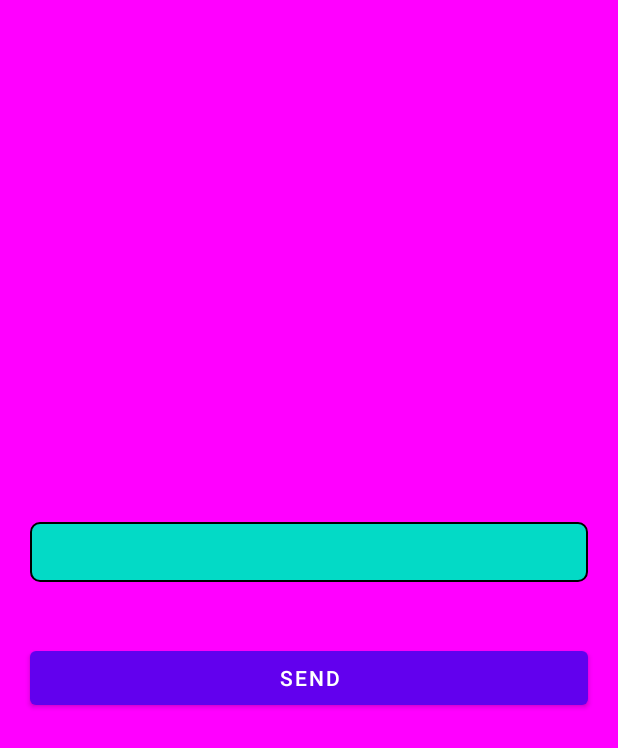
After one commit to Harshit107/CounterApp, an Android app: the ActivitySecond screen opened directly, with no data from a screen before it, on a phone screen of 412 x 824 dp. The commit adds this screen. Shown: the top 748 px of the screen. Run offline under Robolectric (Android 15) with nearby library versions, the phone set to English and light mode, and no system bars.

Commit message:
alert dialogue

```diff
--- /dev/null
+++ b/app/src/main/java/com/harshit/counterapllicatiion/ActivitySecond.java
@@ -0,0 +1,99 @@
+package com.harshit.counterapllicatiion;
+
+import androidx.appcompat.app.AlertDialog;
+import androidx.appcompat.app.AppCompatActivity;
+
+import android.content.DialogInterface;
+import android.content.Intent;
+import android.os.Bundle;
+import android.util.Log;
+import android.view.View;
+import android.widget.Button;
+import android.widget.TextView;
+import android.widget.Toast;
+
+public class ActivitySecond extends AppCompatActivity {
+
+    public static final String TAG = "ActivitySecond";
+
+    TextView tv ;
+    Button send;
+    @Override
+    protected void onCreate(Bundle savedInstanceState) {
+        super.onCreate(savedInstanceState);
+        setContentView(R.layout.activity_second);
+
+        Intent get = getIntent();
+        String message = get.getStringExtra("message");
+
+        tv = findViewById(R.id.input);
+        tv.setText(message);
+        send = findViewById(R.id.send);
+
+//
+//        class One;
+//        somemethod();
+//
+//        new One()
+//                .somemethod();
+
+
+
+        //with object
+//
+//        AlertDialog.Builder alert = new AlertDialog.Builder(ActivitySecond.this);
+//        alert.setMessage(message);
+//        alert.setNegativeButton("Delete for Everyone", new DialogInterface.OnClickListener() {
+//            //method
+//            @Override
+//            public void onClick(DialogInterface dialogInterface, int i) {
+//                //work
+//            }
+//        });
+//        alert.setNeutralButton("Delete for me", new DialogInterface.OnClickListener() {
+//            @Override
+//            public void onClick(DialogInterface dialogInterface, int i) {
+//
+//
+//            }
+//        });
+//        alert.setPositiveButton("cancel", new DialogInterface.OnClickListener() {
+//            @Override
+//            public void onClick(DialogInterface dialogInterface, int i) {
+//                //function
+//            }
+//        });
+//        alert.setIcon(R.drawable.email_24);
+//        alert.setTitle(message);
+//
+//        send.setOnClickListener(new View.OnClickListener() {
+//            @Override
+//            public void onClick(View view) {
+//                alert.create().show();
+//            }
+//        });
+
+
+//        without object
+
+       new AlertDialog.Builder(ActivitySecond.this)
+                .setTitle(message)
+                .setMessage(message)
+                .setPositiveButton("Ok", new DialogInterface.OnClickListener() {
+                    @Override
+                    public void onClick(DialogInterface dialogInterface, int i) {
+
+                    }
+                })
+                .setNeutralButton("cancel", new DialogInterface.OnClickListener() {
+                    @Override
+                    public void onClick(DialogInterface dialogInterface, int i) {
+
+                    }
+                })
+                .create().show();
+
+
+
+    }
+}
--- /dev/null
+++ b/app/src/main/res/drawable/circle_button.xml
@@ -0,0 +1,16 @@
+<?xml version="1.0" encoding="utf-8"?>
+<shape xmlns:android="http://schemas.android.com/apk/res/android">
+
+    <corners
+        android:radius="6dp"
+        />
+    <stroke
+        android:width="1dp"
+        android:color="@color/black"
+        />
+    <solid
+        android:color="@color/design_default_color_secondary"
+        />
+
+
+</shape>
--- a/app/src/main/res/layout/activity_calculator.xml
+++ b/app/src/main/res/layout/activity_calculator.xml
@@ -111,7 +111,7 @@
            android:id="@+id/calculate"
            android:layout_width="match_parent"
            android:layout_height="wrap_content"
-           android:text="Calculate"
+           android:text="Signin"
            android:layout_marginTop="10dp"
            />
 
--- /dev/null
+++ b/app/src/main/res/layout/activity_second.xml
@@ -0,0 +1,34 @@
+<?xml version="1.0" encoding="utf-8"?>
+<LinearLayout xmlns:android="http://schemas.android.com/apk/res/android"
+    xmlns:app="http://schemas.android.com/apk/res-auto"
+    xmlns:tools="http://schemas.android.com/tools"
+    android:layout_width="match_parent"
+    android:layout_height="match_parent"
+    android:background="#ff00ff"
+    android:gravity="center"
+    android:orientation="vertical"
+    tools:context=".ActiviityFirst">
+
+    <TextView
+        android:layout_width="match_parent"
+        android:layout_height="wrap_content"
+        android:minHeight="40dp"
+        android:layout_margin="20dp"
+        android:text=""
+        android:background="@drawable/circle_button"
+        android:textColor="@color/black"
+        android:textSize="16sp"
+        android:textAlignment="center"
+        android:gravity="center"
+        android:id="@+id/input"
+        />
+    <Button
+        android:layout_width="match_parent"
+        android:layout_margin="20dp"
+        android:layout_height="wrap_content"
+        android:text="Send"
+        android:id="@+id/send"
+        />
+
+
+</LinearLayout>
--- a/app/src/main/res/values/strings.xml
+++ b/app/src/main/res/values/strings.xml
@@ -1,3 +1,5 @@
 <resources>
     <string name="app_name">CounterApllicatiion</string>
+    <string name="splashscreen">This is a simple splash screen</string>
+    <string name="message">Enter a message</string>
 </resources>
```
Also changed, not shown: app/src/main/AndroidManifest.xml (+9 -5 lines), app/src/main/java/com/harshit/counterapllicatiion/ActiviityFirst.java (added, +49 -0 lines), app/src/main/java/com/harshit/counterapllicatiion/Calculator.java (+17 -11 lines), app/src/main/java/com/harshit/counterapllicatiion/SplashScreen.java (added, +34 -0 lines), app/src/main/res/layout/activity_activiity_first.xml (added, +27 -0 lines), app/src/main/res/layout/activity_splash_screen.xml (added, +20 -0 lines).
